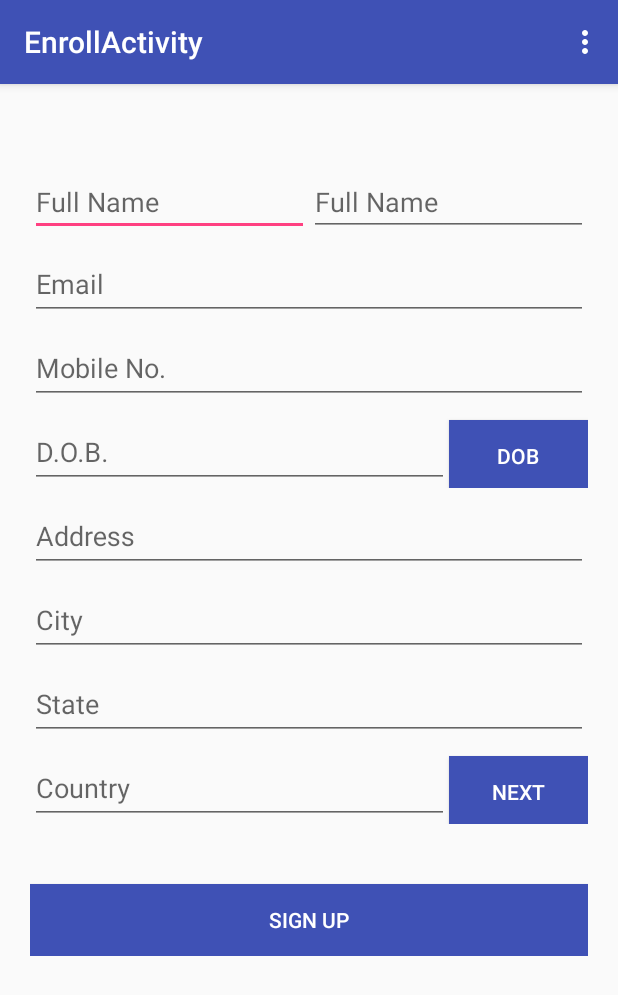
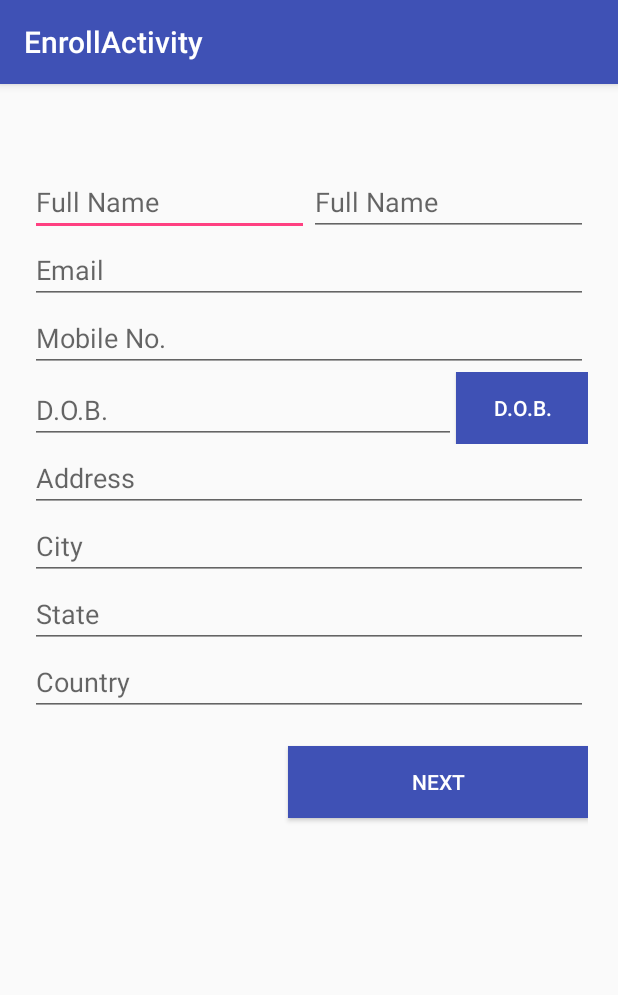
Before and after one commit to Ayokunle/HopeSecured, an Android app: the EnrollActivity screen opened directly, with no data from a screen before it, on a phone screen of 412 x 824 dp. Shown: the top 995 px of the screen. Run offline under Robolectric (Android 15) with nearby library versions, the phone set to English and light mode, and no system bars.

Commit message:
Added Date Picker

```diff
--- a/app/src/main/AndroidManifest.xml
+++ b/app/src/main/AndroidManifest.xml
@@ -31,11 +31,10 @@
         <activity
             android:name=".DashboardActivity"
             android:label="@string/title_activity_dashboard"
-            android:theme="@style/AppTheme" />
+            android:theme="@style/AppTheme.NoActionBar" />
         <activity
             android:name=".EnrollActivity"
-            android:label="@string/title_activity_enroll"
-            android:theme="@style/AppTheme"></activity>
+            android:label="@string/title_activity_enroll"></activity>
     </application>
 
 </manifest>
--- a/app/src/main/java/secured/hope/hopesecured/EnrollActivity.java
+++ b/app/src/main/java/secured/hope/hopesecured/EnrollActivity.java
@@ -1,5 +1,6 @@
 package secured.hope.hopesecured;
 
+import android.content.Intent;
 import android.graphics.Color;
 import android.support.design.widget.FloatingActionButton;
 import android.support.design.widget.Snackbar;
@@ -20,6 +21,7 @@ import android.view.MenuItem;
 import android.view.View;
 import android.view.ViewGroup;
 
+import android.widget.Button;
 import android.widget.EditText;
 import android.widget.LinearLayout;
 import android.widget.TextView;
@@ -28,71 +30,86 @@ import com.kunall17.entryscreenmanager.Fragments.Enroll;
 import com.kunall17.entryscreenmanager.Fragments.Scan;
 import com.kunall17.entryscreenmanager.Fragments.Verify;
 
-public class EnrollActivity extends AppCompatActivity {
+import com.wdullaer.materialdatetimepicker.Utils;
+import com.wdullaer.materialdatetimepicker.date.DatePickerDialog;
 
+import java.util.Calendar;
+
+
+public class EnrollActivity extends AppCompatActivity implements DatePickerDialog.OnDateSetListener {
+
+    EditText DOB;
 
     @Override
     protected void onCreate(Bundle savedInstanceState) {
         super.onCreate(savedInstanceState);
         setContentView(R.layout.activity_enroll);
 
-        /*
-        DisplayMetrics displaymetrics = new DisplayMetrics();
-        this.getWindowManager().getDefaultDisplay().getMetrics(displaymetrics);
-        int screenHeight = displaymetrics.heightPixels;
+        DOB = (EditText) findViewById(R.id.DOB);
+        DOB.measure(0, 0);
+        int height = DOB.getMeasuredHeight();
 
-        int actionBarHeight = 0;
-        TypedValue tv = new TypedValue();
-        if (this.getTheme().resolveAttribute(android.R.attr.actionBarSize, tv, true)) {
-            actionBarHeight = TypedValue.complexToDimensionPixelSize(tv.data,getResources().getDisplayMetrics());
-        }
-
-        LinearLayout ll = (LinearLayout) findViewById(R.id.scroll_layer);
-        ll.setMinimumHeight(screenHeight - actionBarHeight);
-        */
-
-//        Toolbar toolbar = (Toolbar) findViewById(R.id.toolbar);
-//        setSupportActionBar(toolbar);
-
-        EditText edit = (EditText) findViewById(R.id.DOB);
-        edit.measure(0, 0);
-        int height = edit.getMeasuredHeight();
-
-        AppCompatButton DOB_button = (AppCompatButton)
+        Button DOB_button = (Button)
                 findViewById(R.id.DOB_button);
         DOB_button.setHeight(height);
+        DOB_button.setOnClickListener(new View.OnClickListener() {
+            public void onClick(View v) {
 
-        EditText country = (EditText) findViewById(R.id.country);
-        country.measure(0, 0);
-        height = country.getMeasuredHeight();
+                Calendar now = Calendar.getInstance();
+                DatePickerDialog dpd = DatePickerDialog.newInstance(
+                        EnrollActivity.this,
+                        now.get(Calendar.YEAR)-18,
+                        now.get(Calendar.MONTH),
+                        now.get(Calendar.DAY_OF_MONTH)
+                );
+                dpd.setThemeDark(false);
+                dpd.vibrate(true);
+                dpd.dismissOnPause(true);
+                dpd.showYearPickerFirst(true);
+                dpd.setYearRange(now.get(Calendar.YEAR)-70, now.get(Calendar.YEAR)-18);
+                if (true) {
+                    dpd.setAccentColor(Color.parseColor("#9C27B0"));
+                }
+                if (true) {
+                    dpd.setTitle("DATE OF BIRTH");
+                }
+                if (true) {
+//                    Calendar[] dates = new Calendar[13];
+//                    for (int i = -6; i <= 6; i++) {
+//                        Calendar date = Calendar.getInstance();
+//                        date.add(Calendar.MONTH, i);
+//                        dates[i+6] = date;
+//                    }
+//                    dpd.setSelectableDays(dates);
+                }
+                if (true) {
+//                    Calendar[] dates = new Calendar[13];
+//                    for (int i = -6; i <= 6; i++) {
+//                        Calendar date = Calendar.getInstance();
+//                        date.add(Calendar.WEEK_OF_YEAR, i);
+//                        dates[i+6] = date;
+//                    }
+//                    dpd.setHighlightedDays(dates);
+                }
+                if (true) {
+//                    Calendar[] dates = new Calendar[3];
+//                    for (int i = -1; i <= 1; i++) {
+//                        Calendar date = Calendar.getInstance();
+//                        date.add(Calendar.DAY_OF_MONTH, i);
+//                        dates[i+1] = date;
+//                    }
+//                    dpd.setDisabledDays(dates);
+                }
+                dpd.show(getFragmentManager(), "Datepickerdialog");
 
-        AppCompatButton nextForm = (AppCompatButton)
-                findViewById(R.id.nextForm);
-        nextForm.setHeight(height);
-
+            }
+        });
     }
 
 
     @Override
-    public boolean onCreateOptionsMenu(Menu menu) {
-        // Inflate the menu; this adds items to the action bar if it is present.
-        getMenuInflater().inflate(R.menu.menu_enroll, menu);
-        return true;
+    public void onDateSet(DatePickerDialog view, int year, int monthOfYear, int dayOfMonth) {
+        String date = dayOfMonth+"/"+(++monthOfYear)+"/"+year;
+        DOB.setText(date);
     }
-
-    @Override
-    public boolean onOptionsItemSelected(MenuItem item) {
-        // Handle action bar item clicks here. The action bar will
-        // automatically handle clicks on the Home/Up button, so long
-        // as you specify a parent activity in AndroidManifest.xml.
-        int id = item.getItemId();
-
-        //noinspection SimplifiableIfStatement
-        if (id == R.id.action_settings) {
-            return true;
-        }
-
-        return super.onOptionsItemSelected(item);
-    }
-
 }
--- a/app/src/main/res/layout/activity_enroll.xml
+++ b/app/src/main/res/layout/activity_enroll.xml
@@ -1,37 +1,14 @@
-<?xml version="1.0" encoding="utf-8"?>
-<LinearLayout
+<RelativeLayout
     xmlns:android="http://schemas.android.com/apk/res/android"
-    xmlns:app="http://schemas.android.com/apk/res-auto"
     xmlns:tools="http://schemas.android.com/tools"
-    android:id="@+id/main_content"
     android:layout_width="match_parent"
     android:layout_height="match_parent"
-    android:fitsSystemWindows="true"
-    android:orientation="vertical"
     tools:context="secured.hope.hopesecured.EnrollActivity">
-
-    <!--<android.support.design.widget.AppBarLayout-->
-        <!--android:id="@+id/appbar"-->
-        <!--android:layout_width="match_parent"-->
-        <!--android:layout_height="wrap_content"-->
-        <!--android:paddingTop="@dimen/appbar_padding_top"-->
-        <!--android:theme="@style/AppTheme.AppBarOverlay">-->
-
-        <!--<android.support.v7.widget.Toolbar-->
-            <!--android:id="@+id/toolbar"-->
-            <!--android:layout_width="match_parent"-->
-            <!--android:layout_height="?attr/actionBarSize"-->
-            <!--android:background="?attr/colorPrimary"-->
-            <!--app:layout_scrollFlags="scroll|enterAlways"-->
-            <!--app:popupTheme="@style/AppTheme.PopupOverlay">-->
-
-        <!--</android.support.v7.widget.Toolbar>-->
-
-    <!--</android.support.design.widget.AppBarLayout>-->
 
     <ScrollView
         android:layout_width="match_parent"
-        android:layout_height="wrap_content">
+        android:layout_height="wrap_content"
+        android:scrollbars="none">
 
         <LinearLayout
             android:id="@+id/scroll_layer"
@@ -39,6 +16,7 @@
             android:layout_height="wrap_content"
             android:layout_marginTop="?attr/actionBarSize"
             android:orientation="vertical"
+            android:paddingBottom="60dp"
             android:paddingLeft="20dp"
             android:paddingRight="20dp">
 
@@ -67,113 +45,76 @@
             </LinearLayout>
 
             <!--email-->
-            <android.support.design.widget.TextInputLayout
-                android:layout_width="match_parent"
-                android:layout_height="wrap_content">
-
             <EditText
                 android:id="@+id/email"
                 android:layout_width="match_parent"
                 android:layout_height="wrap_content"
                 android:inputType="textEmailAddress"
                 android:hint="@string/hint_email" />
-            </android.support.design.widget.TextInputLayout>
 
             <!--Number-->
-            <android.support.design.widget.TextInputLayout
-                android:layout_width="match_parent"
-                android:layout_height="wrap_content">
-
             <EditText
                 android:id="@+id/number"
                 android:layout_width="match_parent"
                 android:layout_height="wrap_content"
                 android:inputType="number"
                 android:hint="Mobile No." />
-            </android.support.design.widget.TextInputLayout>
 
             <!--DOB-->
-            <LinearLayout
+            <RelativeLayout
                 android:layout_width="fill_parent"
                 android:layout_height="wrap_content"
                 android:orientation="horizontal"
                 android:weightSum="2">
 
-                <android.support.design.widget.TextInputLayout
-                    android:layout_width="match_parent"
-                    android:layout_height="wrap_content"
-                    android:layout_weight=".50">
-
                 <EditText
                     android:id="@+id/DOB"
-                        android:inputType="none"
-                        android:layout_width="match_parent"
+                    android:editable="false"
+                    android:layout_width="wrap_content"
                     android:layout_height="wrap_content"
                     android:singleLine="true"
-                        android:hint="D.O.B." />
-                </android.support.design.widget.TextInputLayout>
+                    android:hint="D.O.B."
+                    android:layout_alignParentStart="true"
+                    android:layout_toStartOf="@+id/DOB_button"
+                    android:layout_alignParentTop="true"
+                    android:layout_alignParentBottom="true" />
 
-                <android.support.v7.widget.AppCompatButton
+                <Button
                     android:id="@+id/DOB_button"
-                    android:layout_width="fill_parent"
+                    android:layout_width="wrap_content"
                     android:layout_height="wrap_content"
-                    android:text="DOB"
+                    android:text="D.O.B."
                     android:background="@color/colorPrimary"
                     android:textColor="@android:color/white"
-                    android:layout_weight="1.50"/>
-            </LinearLayout>
+                    android:layout_alignParentBottom="true"
+                    android:layout_alignParentEnd="true" />
+            </RelativeLayout>
 
             <!--Address-->
-            <android.support.design.widget.TextInputLayout
-                android:layout_width="match_parent"
-                android:layout_height="wrap_content">
-
             <EditText
                 android:id="@+id/address"
                 android:layout_width="match_parent"
                 android:layout_height="wrap_content"
                 android:inputType="text"
                 android:hint="Address" />
-            </android.support.design.widget.TextInputLayout>
 
             <!--City-->
-            <android.support.design.widget.TextInputLayout
-                android:layout_width="match_parent"
-                android:layout_height="wrap_content">
-
             <EditText
                 android:id="@+id/city"
                 android:layout_width="match_parent"
                 android:layout_height="wrap_content"
                 android:inputType="text"
                 android:hint="City" />
-            </android.support.design.widget.TextInputLayout>
 
             <!--State-->
-            <android.support.design.widget.TextInputLayout
-                android:layout_width="match_parent"
-                android:layout_height="wrap_content">
-
             <EditText
                 android:id="@+id/state"
                 android:layout_width="match_parent"
                 android:layout_height="wrap_content"
                 android:inputType="text"
                 android:hint="State" />
-            </android.support.design.widget.TextInputLayout>
 
             <!--Country-->
-            <LinearLayout
-                android:layout_width="fill_parent"
-                android:layout_height="wrap_content"
-                android:orientation="horizontal"
-                android:weightSum="2">
-
-                <android.support.design.widget.TextInputLayout
-                    android:layout_width="match_parent"
-                    android:layout_height="wrap_content"
-                    android:layout_weight=".50">
-
             <EditText
                 android:id="@+id/country"
                 android:inputType="text"
@@ -181,31 +122,24 @@
                 android:layout_height="wrap_content"
                 android:singleLine="true"
                 android:hint="Country" />
-                </android.support.design.widget.TextInputLayout>
 
-                <android.support.v7.widget.AppCompatButton
+            <RelativeLayout
+                android:layout_width="match_parent"
+                android:layout_height="wrap_content">
+
+                <Button
                     android:id="@+id/nextForm"
-                    android:layout_width="fill_parent"
+                    android:layout_width="200dp"
                     android:layout_height="wrap_content"
+                    android:layout_marginTop="20dp"
+                    android:layout_marginBottom="20dp"
                     android:text="NEXT"
                     android:background="@color/colorPrimary"
                     android:textColor="@android:color/white"
-                    android:layout_weight="1.50"/>
+                    android:layout_alignParentTop="true"
+                    android:layout_alignParentEnd="true" />
+
+            </RelativeLayout>
         </LinearLayout>
-
-            <Button
-                android:id="@+id/btn_signup"
-                android:layout_width="fill_parent"
-                android:layout_height="wrap_content"
-                android:text="@string/btn_sign_up"
-                android:background="@color/colorPrimary"
-                android:layout_marginTop="40dp"
-                android:textColor="@android:color/white"/>
-
-
-        </LinearLayout>
-
-
     </ScrollView>
-
-</LinearLayout>
+</RelativeLayout>
--- a/settings.gradle
+++ b/settings.gradle
@@ -1,3 +1,4 @@
-include ':app', ':entryScreen', ':onyxenrollwizard', ':MaterialDateTimePicker', ':library', ':MaterialDateTime'
+include ':app', ':entryScreen', ':onyxenrollwizard', ':MaterialDateTimeLibrary'
 project(':entryScreen').projectDir = new File('EntryScreenManager/entryScreens')
 project(':onyxenrollwizard').projectDir = new File('onyxenrollwizardsampleapp')
+project(':MaterialDateTimeLibrary').projectDir = new File('MaterialDateTimePicker/library')
```
Lines whose indentation alone changed are shown as unchanged.
